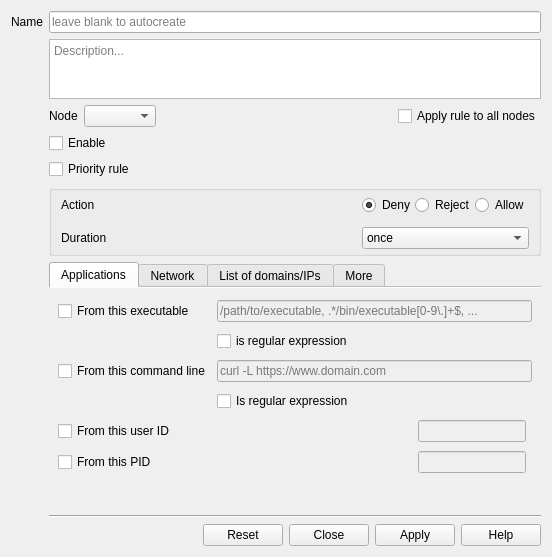
This is ui/opensnitch/res/ruleseditor.ui in evilsocket/opensnitch as Qt 5 draws it before an edit. The edited form follows.
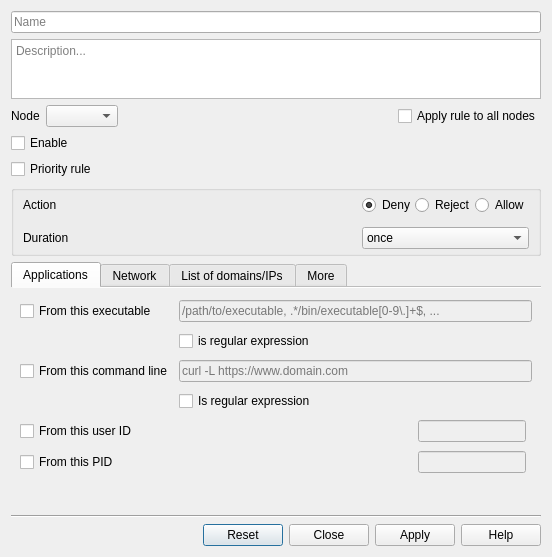
This is the edited form. Icons and pictures are not drawn.

Commit message:
ui: removed label from rules editor dialog
Make a little more room for widgets.

```diff
--- a/ui/opensnitch/res/ruleseditor.ui
+++ b/ui/opensnitch/res/ruleseditor.ui
@@ -20,46 +20,313 @@
    <string>Rule</string>
   </property>
   <layout class="QGridLayout" name="gridLayout_4">
+   <item row="6" column="0">
+    <widget class="QGroupBox" name="enableGroup">
+     <property name="sizePolicy">
+      <sizepolicy hsizetype="Preferred" vsizetype="Maximum">
+       <horstretch>0</horstretch>
+       <verstretch>0</verstretch>
+      </sizepolicy>
+     </property>
+     <property name="flat">
+      <bool>false</bool>
+     </property>
+     <property name="checkable">
+      <bool>false</bool>
+     </property>
+     <property name="checked">
+      <bool>false</bool>
+     </property>
+     <layout class="QGridLayout" name="gridLayout" columnstretch="0,0,0,0,0,0,0">
+      <property name="sizeConstraint">
+       <enum>QLayout::SetDefaultConstraint</enum>
+      </property>
+      <property name="topMargin">
+       <number>4</number>
+      </property>
+      <property name="bottomMargin">
+       <number>4</number>
+      </property>
+      <property name="verticalSpacing">
+       <number>12</number>
+      </property>
+      <item row="3" column="1">
+       <widget class="QLabel" name="label_2">
+        <property name="text">
+         <string>Action</string>
+        </property>
+       </widget>
+      </item>
+      <item row="4" column="4">
+       <spacer name="horizontalSpacer_5">
+        <property name="orientation">
+         <enum>Qt::Horizontal</enum>
+        </property>
+        <property name="sizeHint" stdset="0">
+         <size>
+          <width>40</width>
+          <height>20</height>
+         </size>
+        </property>
+       </spacer>
+      </item>
+      <item row="3" column="4">
+       <spacer name="horizontalSpacer_4">
+        <property name="orientation">
+         <enum>Qt::Horizontal</enum>
+        </property>
+        <property name="sizeHint" stdset="0">
+         <size>
+          <width>40</width>
+          <height>20</height>
+         </size>
+        </property>
+       </spacer>
+      </item>
+      <item row="4" column="1">
+       <widget class="QLabel" name="label_4">
+        <property name="text">
+         <string>Duration</string>
+        </property>
+       </widget>
+      </item>
+      <item row="4" column="6">
+       <widget class="QComboBox" name="durationCombo">
+        <item>
+         <property name="text">
+          <string>once</string>
+         </property>
+        </item>
+        <item>
+         <property name="text">
+          <string notr="true">30s</string>
+         </property>
+        </item>
+        <item>
+         <property name="text">
+          <string notr="true">5m</string>
+         </property>
+        </item>
+        <item>
+         <property name="text">
+          <string notr="true">15m</string>
+         </property>
+        </item>
+        <item>
+         <property name="text">
+          <string notr="true">30m</string>
+         </property>
+        </item>
+        <item>
+         <property name="text">
+          <string notr="true">1h</string>
+         </property>
+        </item>
+        <item>
+         <property name="text">
+          <string>until reboot</string>
+         </property>
+        </item>
+        <item>
+         <property name="text">
+          <string>always</string>
+         </property>
+        </item>
+       </widget>
+      </item>
+      <item row="3" column="6">
+       <layout class="QHBoxLayout" name="horizontalLayout_2">
+        <item>
+         <widget class="QRadioButton" name="actionDenyRadio">
+          <property name="sizePolicy">
+           <sizepolicy hsizetype="Preferred" vsizetype="Fixed">
+            <horstretch>0</horstretch>
+            <verstretch>0</verstretch>
+           </sizepolicy>
+          </property>
+          <property name="toolTip">
+           <string>Deny will just discard the connection</string>
+          </property>
+          <property name="text">
+           <string>Deny</string>
+          </property>
+          <property name="icon">
+           <iconset theme="emblem-important">
+            <normaloff>../../../../../../../../../../../../../../../../../../../../../../../../../../../../../../../../../../../../../../../../../../../../../../../../../../.designer/backup</normaloff>../../../../../../../../../../../../../../../../../../../../../../../../../../../../../../../../../../../../../../../../../../../../../../../../../../.designer/backup</iconset>
+          </property>
+          <property name="checked">
+           <bool>true</bool>
+          </property>
+         </widget>
+        </item>
+        <item>
+         <widget class="QRadioButton" name="actionRejectRadio">
+          <property name="toolTip">
+           <string>Reject will drop the connection, and kill the socket that initiated it</string>
+          </property>
+          <property name="text">
+           <string>Reject</string>
+          </property>
+          <property name="icon">
+           <iconset theme="window-close">
+            <normaloff>.</normaloff>.</iconset>
+          </property>
+         </widget>
+        </item>
+        <item>
+         <widget class="QRadioButton" name="actionAllowRadio">
+          <property name="sizePolicy">
+           <sizepolicy hsizetype="Preferred" vsizetype="Fixed">
+            <horstretch>0</horstretch>
+            <verstretch>0</verstretch>
+           </sizepolicy>
+          </property>
+          <property name="toolTip">
+           <string>Allow will allow the connection</string>
+          </property>
+          <property name="layoutDirection">
+           <enum>Qt::LeftToRight</enum>
+          </property>
+          <property name="text">
+           <string>Allow</string>
+          </property>
+          <property name="icon">
+           <iconset theme="emblem-default">
+            <normaloff>../../../../../../../../../../../../../../../../../../../../../../../../../../../../../../../../../../../../../../../../../../../../../../../../../../.designer/backup</normaloff>../../../../../../../../../../../../../../../../../../../../../../../../../../../../../../../../../../../../../../../../../../../../../../../../../../.designer/backup</iconset>
+          </property>
+         </widget>
+        </item>
+       </layout>
+      </item>
+     </layout>
+    </widget>
+   </item>
+   <item row="4" column="0">
+    <widget class="QCheckBox" name="enableCheck">
+     <property name="text">
+      <string>Enable</string>
+     </property>
+    </widget>
+   </item>
+   <item row="5" column="0">
+    <widget class="QCheckBox" name="precedenceCheck">
+     <property name="toolTip">
+      <string>If checked, this rule will take precedence over the rest of the rules. No others rules will be checked after this one.
+
+You must name the rule in such manner that it'll be checked first, because they're checked in alphabetical order. For example:
+
+[x] Priority - 000-priority-rule
+[  ] Priority - 001-less-priority-rule</string>
+     </property>
+     <property name="text">
+      <string>Priority rule</string>
+     </property>
+    </widget>
+   </item>
    <item row="0" column="0">
-    <widget class="QLabel" name="label">
+    <widget class="QLineEdit" name="ruleNameEdit">
+     <property name="enabled">
+      <bool>true</bool>
+     </property>
      <property name="sizePolicy">
-      <sizepolicy hsizetype="Preferred" vsizetype="Preferred">
+      <sizepolicy hsizetype="Expanding" vsizetype="Maximum">
        <horstretch>0</horstretch>
        <verstretch>0</verstretch>
       </sizepolicy>
      </property>
-     <property name="text">
+     <property name="toolTip">
+      <string>The rules are checked in alphabetical order, so you can name them accordingly to prioritize them.
+
+000-allow-localhost
+001-deny-broadcast
+...</string>
+     </property>
+     <property name="placeholderText">
       <string>Name</string>
      </property>
+     <property name="clearButtonEnabled">
+      <bool>true</bool>
+     </property>
     </widget>
    </item>
-   <item row="1" column="1">
-    <widget class="QPlainTextEdit" name="ruleDescEdit">
-     <property name="sizePolicy">
-      <sizepolicy hsizetype="Expanding" vsizetype="Fixed">
-       <horstretch>0</horstretch>
-       <verstretch>0</verstretch>
-      </sizepolicy>
+   <item row="8" column="0">
+    <widget class="QLabel" name="statusLabel">
+     <property name="enabled">
+      <bool>true</bool>
      </property>
-     <property name="maximumSize">
-      <size>
-       <width>16777215</width>
-       <height>60</height>
-      </size>
+     <property name="text">
+      <string/>
      </property>
-     <property name="placeholderText">
-      <string>Description...</string>
+     <property name="wordWrap">
+      <bool>true</bool>
      </property>
     </widget>
    </item>
-   <item row="9" column="1">
-    <widget class="Line" name="line">
-     <property name="orientation">
-      <enum>Qt::Horizontal</enum>
-     </property>
-    </widget>
+   <item row="10" column="0">
+    <layout class="QHBoxLayout" name="horizontalLayout_3">
+     <item>
+      <spacer name="horizontalSpacer_6">
+       <property name="orientation">
+        <enum>Qt::Horizontal</enum>
+       </property>
+       <property name="sizeHint" stdset="0">
+        <size>
+         <width>40</width>
+         <height>20</height>
+        </size>
+       </property>
+      </spacer>
+     </item>
+     <item>
+      <widget class="QDialogButtonBox" name="buttonBox">
+       <property name="sizePolicy">
+        <sizepolicy hsizetype="Fixed" vsizetype="Fixed">
+         <horstretch>0</horstretch>
+         <verstretch>0</verstretch>
+        </sizepolicy>
+       </property>
+       <property name="standardButtons">
+        <set>QDialogButtonBox::Apply|QDialogButtonBox::Close|QDialogButtonBox::Help|QDialogButtonBox::Reset</set>
+       </property>
+      </widget>
+     </item>
+    </layout>
    </item>
-   <item row="7" column="1">
+   <item row="2" column="0">
+    <layout class="QHBoxLayout" name="horizontalLayout">
+     <item>
+      <widget class="QLabel" name="label_3">
+       <property name="text">
+        <string>Node</string>
+       </property>
+      </widget>
+     </item>
+     <item>
+      <widget class="QComboBox" name="nodesCombo"/>
+     </item>
+     <item>
+      <spacer name="horizontalSpacer">
+       <property name="orientation">
+        <enum>Qt::Horizontal</enum>
+       </property>
+       <property name="sizeHint" stdset="0">
+        <size>
+         <width>40</width>
+         <height>20</height>
+        </size>
+       </property>
+      </spacer>
+     </item>
+     <item>
+      <widget class="QCheckBox" name="nodeApplyAllCheck">
+       <property name="text">
+        <string>Apply rule to all nodes</string>
+       </property>
+      </widget>
+     </item>
+    </layout>
+   </item>
+   <item row="7" column="0">
     <widget class="QTabWidget" name="tabWidget">
      <property name="currentIndex">
       <number>0</number>
@@ -707,309 +974,29 @@
      </widget>
     </widget>
    </item>
-   <item row="10" column="1">
-    <layout class="QHBoxLayout" name="horizontalLayout_3">
-     <item>
-      <spacer name="horizontalSpacer_6">
-       <property name="orientation">
-        <enum>Qt::Horizontal</enum>
-       </property>
-       <property name="sizeHint" stdset="0">
-        <size>
-         <width>40</width>
-         <height>20</height>
-        </size>
-       </property>
-      </spacer>
-     </item>
-     <item>
-      <widget class="QDialogButtonBox" name="buttonBox">
-       <property name="sizePolicy">
-        <sizepolicy hsizetype="Fixed" vsizetype="Fixed">
-         <horstretch>0</horstretch>
-         <verstretch>0</verstretch>
-        </sizepolicy>
-       </property>
-       <property name="standardButtons">
-        <set>QDialogButtonBox::Apply|QDialogButtonBox::Close|QDialogButtonBox::Help|QDialogButtonBox::Reset</set>
-       </property>
-      </widget>
-     </item>
-    </layout>
-   </item>
-   <item row="2" column="1">
-    <layout class="QHBoxLayout" name="horizontalLayout">
-     <item>
-      <widget class="QLabel" name="label_3">
-       <property name="text">
-        <string>Node</string>
-       </property>
-      </widget>
-     </item>
-     <item>
-      <widget class="QComboBox" name="nodesCombo"/>
-     </item>
-     <item>
-      <spacer name="horizontalSpacer">
-       <property name="orientation">
-        <enum>Qt::Horizontal</enum>
-       </property>
-       <property name="sizeHint" stdset="0">
-        <size>
-         <width>40</width>
-         <height>20</height>
-        </size>
-       </property>
-      </spacer>
-     </item>
-     <item>
-      <widget class="QCheckBox" name="nodeApplyAllCheck">
-       <property name="text">
-        <string>Apply rule to all nodes</string>
-       </property>
-      </widget>
-     </item>
-    </layout>
-   </item>
-   <item row="0" column="1">
-    <widget class="QLineEdit" name="ruleNameEdit">
-     <property name="enabled">
-      <bool>true</bool>
+   <item row="9" column="0">
+    <widget class="Line" name="line">
+     <property name="orientation">
+      <enum>Qt::Horizontal</enum>
      </property>
+    </widget>
+   </item>
+   <item row="1" column="0">
+    <widget class="QPlainTextEdit" name="ruleDescEdit">
      <property name="sizePolicy">
-      <sizepolicy hsizetype="Expanding" vsizetype="Maximum">
+      <sizepolicy hsizetype="Expanding" vsizetype="Fixed">
        <horstretch>0</horstretch>
        <verstretch>0</verstretch>
       </sizepolicy>
      </property>
-     <property name="toolTip">
-      <string>The rules are checked in alphabetical order, so you can name them accordingly to prioritize them.
-
-000-allow-localhost
-001-deny-broadcast
-...</string>
+     <property name="maximumSize">
+      <size>
+       <width>16777215</width>
+       <height>60</height>
+      </size>
      </property>
      <property name="placeholderText">
-      <string>leave blank to autocreate</string>
-     </property>
-     <property name="clearButtonEnabled">
-      <bool>true</bool>
-     </property>
-    </widget>
-   </item>
-   <item row="8" column="1">
-    <widget class="QLabel" name="statusLabel">
-     <property name="enabled">
-      <bool>true</bool>
-     </property>
-     <property name="text">
-      <string/>
-     </property>
-     <property name="wordWrap">
-      <bool>true</bool>
-     </property>
-    </widget>
-   </item>
-   <item row="6" column="1">
-    <widget class="QGroupBox" name="enableGroup">
-     <property name="sizePolicy">
-      <sizepolicy hsizetype="Preferred" vsizetype="Maximum">
-       <horstretch>0</horstretch>
-       <verstretch>0</verstretch>
-      </sizepolicy>
-     </property>
-     <property name="flat">
-      <bool>false</bool>
-     </property>
-     <property name="checkable">
-      <bool>false</bool>
-     </property>
-     <property name="checked">
-      <bool>false</bool>
-     </property>
-     <layout class="QGridLayout" name="gridLayout" columnstretch="0,0,0,0,0,0,0">
-      <property name="sizeConstraint">
-       <enum>QLayout::SetDefaultConstraint</enum>
-      </property>
-      <property name="topMargin">
-       <number>4</number>
-      </property>
-      <property name="bottomMargin">
-       <number>4</number>
-      </property>
-      <property name="verticalSpacing">
-       <number>12</number>
-      </property>
-      <item row="3" column="1">
-       <widget class="QLabel" name="label_2">
-        <property name="text">
-         <string>Action</string>
-        </property>
-       </widget>
-      </item>
-      <item row="4" column="4">
-       <spacer name="horizontalSpacer_5">
-        <property name="orientation">
-         <enum>Qt::Horizontal</enum>
-        </property>
-        <property name="sizeHint" stdset="0">
-         <size>
-          <width>40</width>
-          <height>20</height>
-         </size>
-        </property>
-       </spacer>
-      </item>
-      <item row="3" column="4">
-       <spacer name="horizontalSpacer_4">
-        <property name="orientation">
-         <enum>Qt::Horizontal</enum>
-        </property>
-        <property name="sizeHint" stdset="0">
-         <size>
-          <width>40</width>
-          <height>20</height>
-         </size>
-        </property>
-       </spacer>
-      </item>
-      <item row="4" column="1">
-       <widget class="QLabel" name="label_4">
-        <property name="text">
-         <string>Duration</string>
-        </property>
-       </widget>
-      </item>
-      <item row="4" column="6">
-       <widget class="QComboBox" name="durationCombo">
-        <item>
-         <property name="text">
-          <string>once</string>
-         </property>
-        </item>
-        <item>
-         <property name="text">
-          <string notr="true">30s</string>
-         </property>
-        </item>
-        <item>
-         <property name="text">
-          <string notr="true">5m</string>
-         </property>
-        </item>
-        <item>
-         <property name="text">
-          <string notr="true">15m</string>
-         </property>
-        </item>
-        <item>
-         <property name="text">
-          <string notr="true">30m</string>
-         </property>
-        </item>
-        <item>
-         <property name="text">
-          <string notr="true">1h</string>
-         </property>
-        </item>
-        <item>
-         <property name="text">
-          <string>until reboot</string>
-         </property>
-        </item>
-        <item>
-         <property name="text">
-          <string>always</string>
-         </property>
-        </item>
-       </widget>
-      </item>
-      <item row="3" column="6">
-       <layout class="QHBoxLayout" name="horizontalLayout_2">
-        <item>
-         <widget class="QRadioButton" name="actionDenyRadio">
-          <property name="sizePolicy">
-           <sizepolicy hsizetype="Preferred" vsizetype="Fixed">
-            <horstretch>0</horstretch>
-            <verstretch>0</verstretch>
-           </sizepolicy>
-          </property>
-          <property name="toolTip">
-           <string>Deny will just discard the connection</string>
-          </property>
-          <property name="text">
-           <string>Deny</string>
-          </property>
-          <property name="icon">
-           <iconset theme="emblem-important">
-            <normaloff>../../../../../../../../../../../../../../../../../../../../../../../../../../../../../../../../../../../../../../../../../../../../../../../../../../.designer/backup</normaloff>../../../../../../../../../../../../../../../../../../../../../../../../../../../../../../../../../../../../../../../../../../../../../../../../../../.designer/backup</iconset>
-          </property>
-          <property name="checked">
-           <bool>true</bool>
-          </property>
-         </widget>
-        </item>
-        <item>
-         <widget class="QRadioButton" name="actionRejectRadio">
-          <property name="toolTip">
-           <string>Reject will drop the connection, and kill the socket that initiated it</string>
-          </property>
-          <property name="text">
-           <string>Reject</string>
-          </property>
-          <property name="icon">
-           <iconset theme="window-close">
-            <normaloff>.</normaloff>.</iconset>
-          </property>
-         </widget>
-        </item>
-        <item>
-         <widget class="QRadioButton" name="actionAllowRadio">
-          <property name="sizePolicy">
-           <sizepolicy hsizetype="Preferred" vsizetype="Fixed">
-            <horstretch>0</horstretch>
-            <verstretch>0</verstretch>
-           </sizepolicy>
-          </property>
-          <property name="toolTip">
-           <string>Allow will allow the connection</string>
-          </property>
-          <property name="layoutDirection">
-           <enum>Qt::LeftToRight</enum>
-          </property>
-          <property name="text">
-           <string>Allow</string>
-          </property>
-          <property name="icon">
-           <iconset theme="emblem-default">
-            <normaloff>../../../../../../../../../../../../../../../../../../../../../../../../../../../../../../../../../../../../../../../../../../../../../../../../../../.designer/backup</normaloff>../../../../../../../../../../../../../../../../../../../../../../../../../../../../../../../../../../../../../../../../../../../../../../../../../../.designer/backup</iconset>
-          </property>
-         </widget>
-        </item>
-       </layout>
-      </item>
-     </layout>
-    </widget>
-   </item>
-   <item row="4" column="1">
-    <widget class="QCheckBox" name="enableCheck">
-     <property name="text">
-      <string>Enable</string>
-     </property>
-    </widget>
-   </item>
-   <item row="5" column="1">
-    <widget class="QCheckBox" name="precedenceCheck">
-     <property name="toolTip">
-      <string>If checked, this rule will take precedence over the rest of the rules. No others rules will be checked after this one.
-
-You must name the rule in such manner that it'll be checked first, because they're checked in alphabetical order. For example:
-
-[x] Priority - 000-priority-rule
-[  ] Priority - 001-less-priority-rule</string>
-     </property>
-     <property name="text">
-      <string>Priority rule</string>
+      <string>Description...</string>
      </property>
     </widget>
    </item>
```
